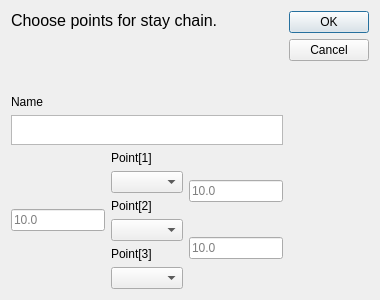
Before: the Qt Designer form core/draw/stay_chain.ui in KmolYuan/Pyslvs-UI, drawn with Qt 5.
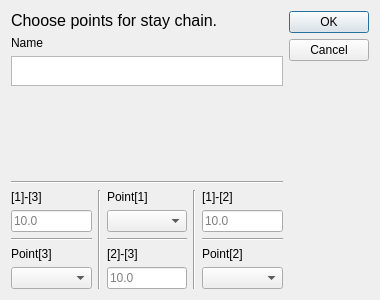
After: the same form once the commit is applied. Icons and pictures are not drawn.

Commit message: Double click edit functions

```diff
--- a/core/draw/stay_chain.ui
+++ b/core/draw/stay_chain.ui
@@ -40,7 +40,7 @@
   </property>
   <layout class="QHBoxLayout" name="horizontalLayout_2">
    <item>
-    <layout class="QVBoxLayout" name="verticalLayout">
+    <layout class="QVBoxLayout" name="verticalLayout_4">
      <item>
       <widget class="QLabel" name="label">
        <property name="text">
@@ -52,6 +52,9 @@
        <property name="alignment">
         <set>Qt::AlignLeading|Qt::AlignLeft|Qt::AlignTop</set>
        </property>
+       <property name="wordWrap">
+        <bool>true</bool>
+       </property>
       </widget>
      </item>
      <item>
@@ -86,12 +89,67 @@
        </property>
       </widget>
      </item>
+     <item>
+      <spacer name="verticalSpacer_3">
+       <property name="orientation">
+        <enum>Qt::Vertical</enum>
+       </property>
+       <property name="sizeHint" stdset="0">
+        <size>
+         <width>20</width>
+         <height>40</height>
+        </size>
+       </property>
+      </spacer>
+     </item>
+     <item>
+      <widget class="Line" name="line">
+       <property name="orientation">
+        <enum>Qt::Horizontal</enum>
+       </property>
+      </widget>
+     </item>
      <item>
       <layout class="QHBoxLayout" name="horizontalLayout">
        <item>
-        <widget class="QLineEdit" name="p1_p3">
-         <property name="placeholderText">
-          <string>10.0</string>
+        <layout class="QVBoxLayout" name="verticalLayout">
+         <item>
+          <widget class="QLabel" name="label_6">
+           <property name="text">
+            <string>[1]-[3]</string>
+           </property>
+          </widget>
+         </item>
+         <item>
+          <widget class="QLineEdit" name="p1_p3">
+           <property name="placeholderText">
+            <string>10.0</string>
+           </property>
+          </widget>
+         </item>
+         <item>
+          <widget class="Line" name="line_4">
+           <property name="orientation">
+            <enum>Qt::Horizontal</enum>
+           </property>
+          </widget>
+         </item>
+         <item>
+          <widget class="QLabel" name="label_5">
+           <property name="text">
+            <string>Point[3]</string>
+           </property>
+          </widget>
+         </item>
+         <item>
+          <widget class="QComboBox" name="Point3"/>
+         </item>
+        </layout>
+       </item>
+       <item>
+        <widget class="Line" name="line_2">
+         <property name="orientation">
+          <enum>Qt::Vertical</enum>
          </property>
         </widget>
        </item>
@@ -108,6 +166,59 @@
           <widget class="QComboBox" name="Point1"/>
          </item>
          <item>
+          <widget class="Line" name="line_5">
+           <property name="orientation">
+            <enum>Qt::Horizontal</enum>
+           </property>
+          </widget>
+         </item>
+         <item>
+          <widget class="QLabel" name="label_7">
+           <property name="text">
+            <string>[2]-[3]</string>
+           </property>
+          </widget>
+         </item>
+         <item>
+          <widget class="QLineEdit" name="p2_p3">
+           <property name="placeholderText">
+            <string>10.0</string>
+           </property>
+          </widget>
+         </item>
+        </layout>
+       </item>
+       <item>
+        <widget class="Line" name="line_3">
+         <property name="orientation">
+          <enum>Qt::Vertical</enum>
+         </property>
+        </widget>
+       </item>
+       <item>
+        <layout class="QVBoxLayout" name="verticalLayout_3">
+         <item>
+          <widget class="QLabel" name="label_8">
+           <property name="text">
+            <string>[1]-[2]</string>
+           </property>
+          </widget>
+         </item>
+         <item>
+          <widget class="QLineEdit" name="p1_p2">
+           <property name="placeholderText">
+            <string>10.0</string>
+           </property>
+          </widget>
+         </item>
+         <item>
+          <widget class="Line" name="line_6">
+           <property name="orientation">
+            <enum>Qt::Horizontal</enum>
+           </property>
+          </widget>
+         </item>
+         <item>
           <widget class="QLabel" name="label_4">
            <property name="text">
             <string>Point[2]</string>
@@ -116,34 +227,6 @@
          </item>
          <item>
           <widget class="QComboBox" name="Point2"/>
-         </item>
-         <item>
-          <widget class="QLabel" name="label_5">
-           <property name="text">
-            <string>Point[3]</string>
-           </property>
-          </widget>
-         </item>
-         <item>
-          <widget class="QComboBox" name="Point3"/>
-         </item>
-        </layout>
-       </item>
-       <item>
-        <layout class="QVBoxLayout" name="verticalLayout_3">
-         <item>
-          <widget class="QLineEdit" name="p1_p2">
-           <property name="placeholderText">
-            <string>10.0</string>
-           </property>
-          </widget>
-         </item>
-         <item>
-          <widget class="QLineEdit" name="p2_p3">
-           <property name="placeholderText">
-            <string>10.0</string>
-           </property>
-          </widget>
          </item>
         </layout>
        </item>
```
The commit also changes 5 other files.
